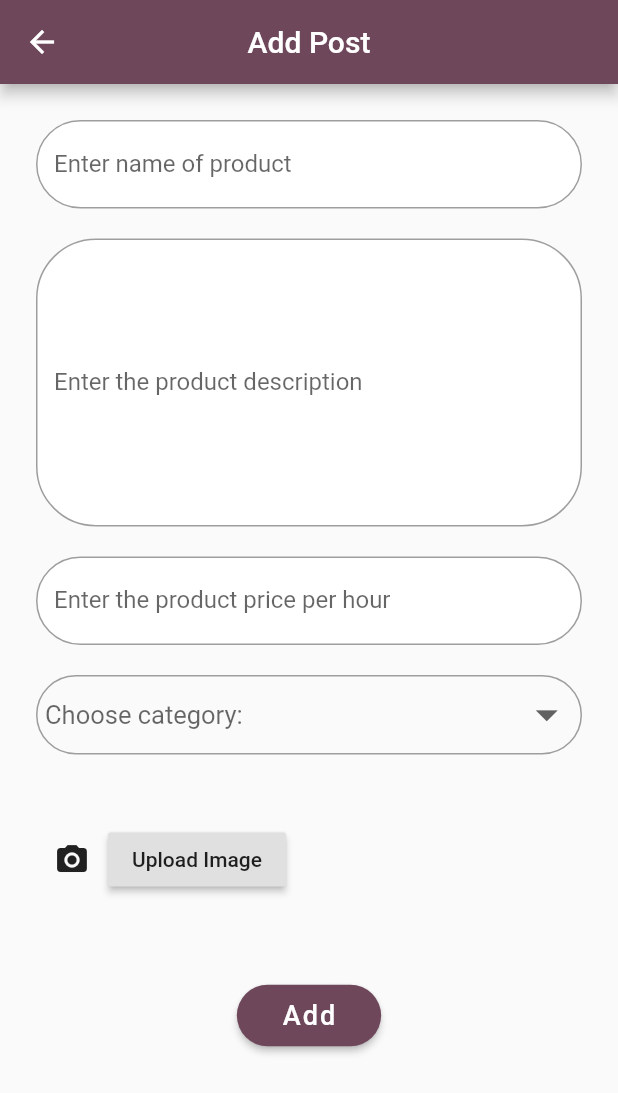
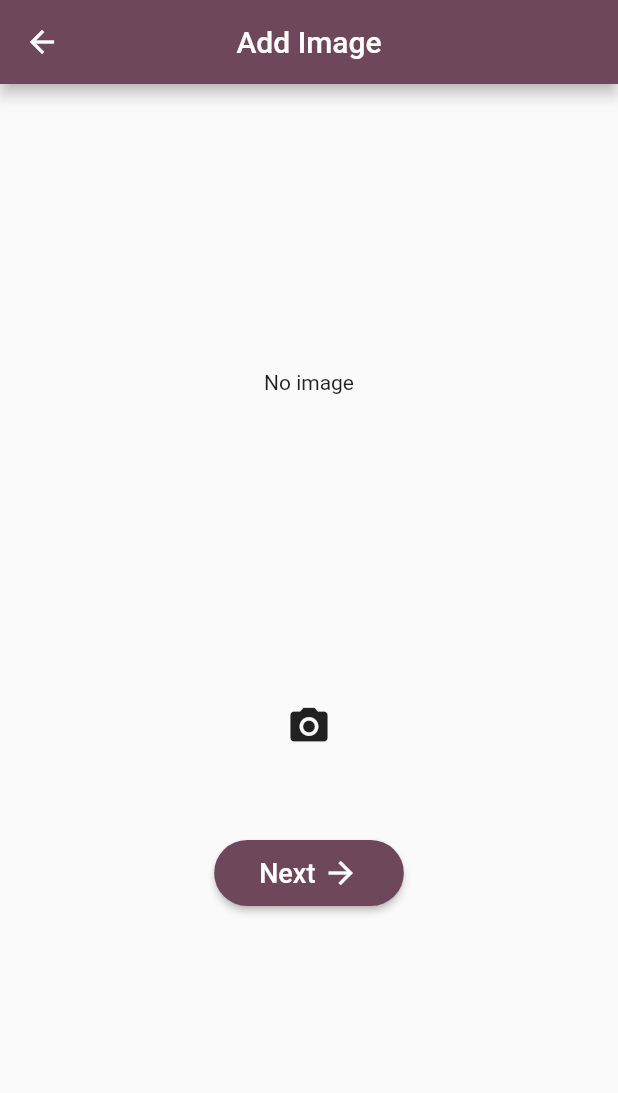
Before and after one commit to suzan9797/helperSN2, a Flutter app: the Rental screen opened directly, after a tap on the "add" icon, on a phone screen of 412 x 824 dp. Shown: the top 1093 px of the screen. Run offline on Flutter 3.47's test engine with Material 2 defaults, Android fonts, the phone set to English and light mode, and no system bars; our stand-ins replace cloud_firestore, firebase_auth, firebase_core, firebase_storage, flutter_datetime_picker, geolocator and 1 more; missing offline and left inert: geocoder; accounts and stored records are empty; Roboto replaces fonts that are missing (YuseiMagic).

Commit message:
add image

```diff
--- a/lib/Auth/Login.dart
+++ b/lib/Auth/Login.dart
@@ -204,9 +204,6 @@ class _LoginState extends State<Login> {
                     color: Color(0xff6e475b),
                     padding: EdgeInsets.symmetric(horizontal: 30, vertical: 10),
                     onPressed: login,
-                    // () {
-                    //   Navigator.of(context).pushNamed('home');
-                    // },
                     shape: RoundedRectangleBorder(
                         borderRadius: BorderRadius.circular(30)),
                     child: Row(
--- a/lib/Screen/addPost.dart
+++ b/lib/Screen/addPost.dart
@@ -1,10 +1,6 @@
-import 'dart:io';
 import 'package:cloud_firestore/cloud_firestore.dart';
 import 'package:firebase_auth/firebase_auth.dart';
-import 'package:path/path.dart' as p;
-import 'package:firebase_storage/firebase_storage.dart';
 import 'package:flutter/material.dart';
-import 'package:image_picker/image_picker.dart';
 
 class AddPost extends StatefulWidget {
   @override
@@ -49,39 +45,7 @@ class _AddPostState extends State<AddPost> {
     return null;
   }
 
-  File _file;
-  String _url;
   bool _isLoading = false;
-
-  Future pickerCamera() async {
-    final myfile = await ImagePicker().getImage(source: ImageSource.camera);
-    setState(() {
-      _file = File(myfile.path);
-    });
-  }
-
-  Future uploadImage(Context) async {
-    // try {
-    FirebaseStorage storage =
-        FirebaseStorage(storageBucket: 'gs://helper-4f669.appspot.com');
-    StorageReference ref = storage.ref().child(p.basename(_file.path));
-    StorageUploadTask storageUploadTask = ref.putFile(_file);
-    StorageTaskSnapshot taskSnapshot = await storageUploadTask.onComplete;
-    // Scaffold.of(context).showSnackBar(SnackBar(
-    //   content: Text('success'),
-    // ));
-    String url = await taskSnapshot.ref.getDownloadURL();
-    return url;
-    // print('url $url');
-    // setState(() {
-    //   _url = url;
-    // });
-    // } catch (e) {
-    //   Scaffold.of(context).showSnackBar(SnackBar(
-    //     content: Text(e.message),
-    //   ));
-    // }
-  }
 
   @override
   Widget build(BuildContext context) {
@@ -156,30 +120,7 @@ class _AddPostState extends State<AddPost> {
                     );
                   }).toList()),
             ),
-            SizedBox(height: 20),
-            Row(
-              // mainAxisAlignment: MainAxisAlignment.center,
-              children: [
-                IconButton(
-                    icon: Icon(Icons.camera_alt), onPressed: pickerCamera),
-                Builder(
-                  builder: (context) => RaisedButton(
-                    child: Text('Upload Image'),
-                    onPressed: () {
-                      uploadImage(context);
-                    },
-                  ),
-                ),
-                Container(
-                  height: 100,
-                  width: 100,
-                  child: Center(
-                    child: _file == null ? null : Image.file(_file),
-                  ),
-                ),
-              ],
-            ),
-            SizedBox(height: 30),
+            SizedBox(height: 50),
             Center(
               child: Container(
                 margin: EdgeInsets.only(bottom: 20),
--- /dev/null
+++ b/lib/Screen/add_image.dart
@@ -0,0 +1,148 @@
+import 'dart:io';
+import 'package:path/path.dart' as p;
+import 'package:firebase_storage/firebase_storage.dart';
+import 'package:flutter/material.dart';
+import 'package:image_picker/image_picker.dart';
+
+class Addimage extends StatefulWidget {
+  @override
+  _AddimageState createState() => _AddimageState();
+}
+
+class _AddimageState extends State<Addimage> {
+  File _file;
+  String _url;
+
+  Future<void> _showChoiceDialog(BuildContext context) {
+    return showDialog(
+        context: context,
+        builder: (BuildContext context) {
+          return AlertDialog(
+              title: Text('Make a Choice!'),
+              content: SingleChildScrollView(
+                child: ListBody(
+                  children: [
+                    GestureDetector(
+                      child: Text('Gallery'),
+                      onTap: () {
+                        pickerGallery(context);
+                      },
+                    ),
+                    Padding(padding: EdgeInsets.all(8)),
+                    GestureDetector(
+                      child: Text('Camera'),
+                      onTap: () {
+                        pickerCamera(context);
+                      },
+                    ),
+                  ],
+                ),
+              ));
+        });
+  }
+
+  Future pickerCamera(BuildContext context) async {
+    final myfile = await ImagePicker().getImage(source: ImageSource.camera);
+    setState(() {
+      _file = File(myfile.path);
+    });
+    Navigator.of(context).pop();
+  }
+
+  Future pickerGallery(BuildContext context) async {
+    final myfile = await ImagePicker().getImage(source: ImageSource.gallery);
+    setState(() {
+      _file = File(myfile.path);
+    });
+    Navigator.of(context).pop();
+  }
+
+  Future uploadImage() async {
+    // try {
+    FirebaseStorage storage =
+        FirebaseStorage(storageBucket: 'gs://helper-4f669.appspot.com');
+    StorageReference ref = storage.ref().child(p.basename(_file.path));
+    StorageUploadTask storageUploadTask = ref.putFile(_file);
+    StorageTaskSnapshot taskSnapshot = await storageUploadTask.onComplete;
+    // Scaffold.of(context).showSnackBar(SnackBar(
+    //   content: Text('success'),
+    // ));
+    String url = await taskSnapshot.ref.getDownloadURL();
+    return url;
+    // print('url $url');
+    // setState(() {
+    //   _url = url;
+    // });
+    // } catch (e) {
+    //   Scaffold.of(context).showSnackBar(SnackBar(
+    //     content: Text(e.message),
+    //   ));
+    // }
+  }
+
+  @override
+  Widget build(BuildContext context) {
+    return Scaffold(
+      appBar: AppBar(
+        centerTitle: true,
+        title: Text('Add Image'),
+      ),
+      body: Padding(
+        padding: const EdgeInsets.all(24),
+        child: SingleChildScrollView(
+          child: Center(
+            child: Column(
+              children: [
+                Container(
+                  //color: Colors.black,
+                  height: 350,
+                  width: 400,
+                  child: Center(
+                    child: _file == null ? Text("No image") : Image.file(_file),
+                  ),
+                ),
+                SizedBox(height: 30),
+                IconButton(
+                    icon: Icon(Icons.camera_alt, size: 30),
+                    onPressed: () {
+                      _showChoiceDialog(context);
+                    }),
+                SizedBox(height: 50),
+                Builder(
+                  builder: (context) => RaisedButton(
+                    color: Color(0xff6e475b),
+                    padding: EdgeInsets.symmetric(horizontal: 30, vertical: 10),
+                    shape: RoundedRectangleBorder(
+                        borderRadius: BorderRadius.circular(30)),
+                    child: Row(
+                      mainAxisSize: MainAxisSize.min,
+                      children: [
+                        Text(
+                          'Next',
+                          style: TextStyle(
+                              color: Colors.white,
+                              fontSize: 18,
+                              fontFamily: 'YuseiMagic'),
+                        ),
+                        Container(
+                            padding: EdgeInsets.only(left: 5),
+                            child: Icon(
+                              Icons.arrow_forward,
+                              color: Colors.white,
+                            ))
+                      ],
+                    ),
+                    onPressed: () {
+                      uploadImage().whenComplete(
+                          () => Navigator.of(context).pushNamed('AddPost'));
+                    },
+                  ),
+                ),
+              ],
+            ),
+          ),
+        ),
+      ),
+    );
+  }
+}
--- a/lib/Screen/home_tabs/Rental.dart
+++ b/lib/Screen/home_tabs/Rental.dart
@@ -152,6 +152,7 @@ class _RentalState extends State<Rental> {
   }
 
   void _addPost() {
-    Navigator.of(context).pushNamed('AddPost');
+    //Navigator.of(context).pushNamed('AddPost');
+    Navigator.of(context).pushNamed('Addimage');
   }
 }
--- a/lib/main.dart
+++ b/lib/main.dart
@@ -10,6 +10,7 @@ import 'package:helper/Screen/Rent/RentOther.dart';
 import 'package:helper/Screen/Rent/RentTools.dart';
 import 'package:helper/Screen/Rent/productsDetails.dart';
 import 'package:helper/Screen/addPost.dart';
+import 'package:helper/Screen/add_image.dart';
 import 'package:helper/Screen/home_screen.dart';
 import 'package:helper/Screen/home_tabs/Carpentry.dart';
 import 'package:helper/Auth/login.dart';
@@ -105,6 +106,7 @@ class MyApp extends StatelessWidget {
         'order': (context) {
           return Orders();
         },
+        'Addimage': (context) => Addimage(),
       },
       theme: AppTheme.appTheme,
       home: OnBoarding(),
--- a/pubspec.yaml
+++ b/pubspec.yaml
@@ -36,6 +36,7 @@ dependencies:
   image_picker: ^0.6.7+22
   path: ^1.7.0
   firebase_storage: ^3.1.6
+  transparent_image: ^1.0.0
 
 
 
```
Also changed, not shown: pubspec.lock.
